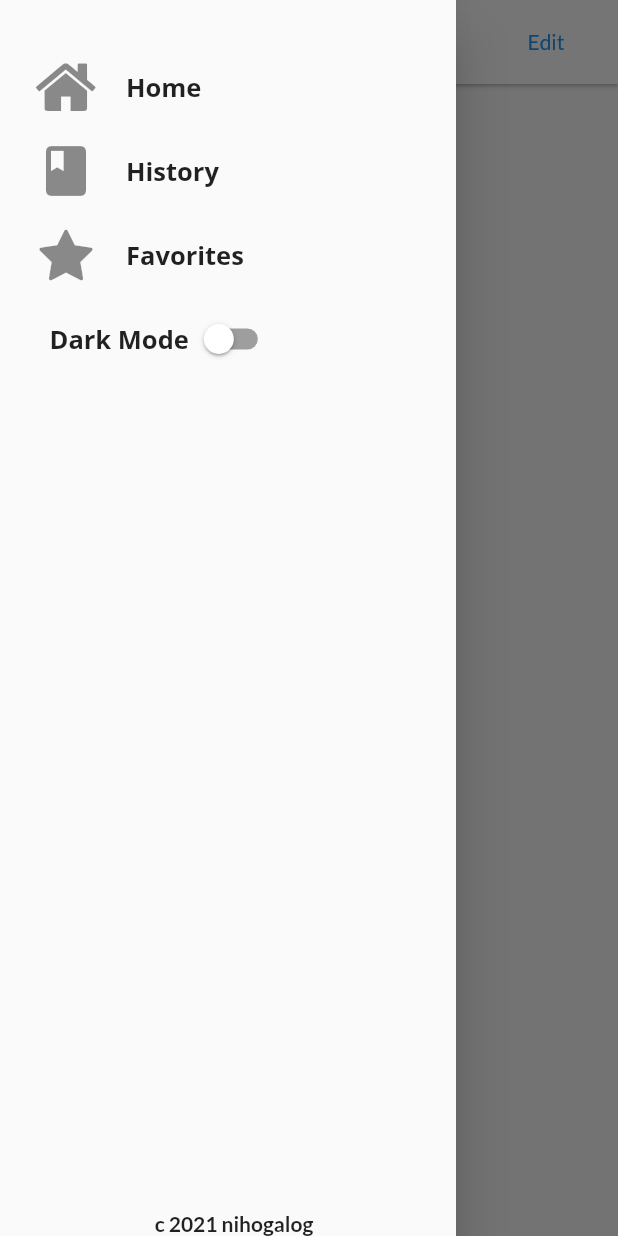
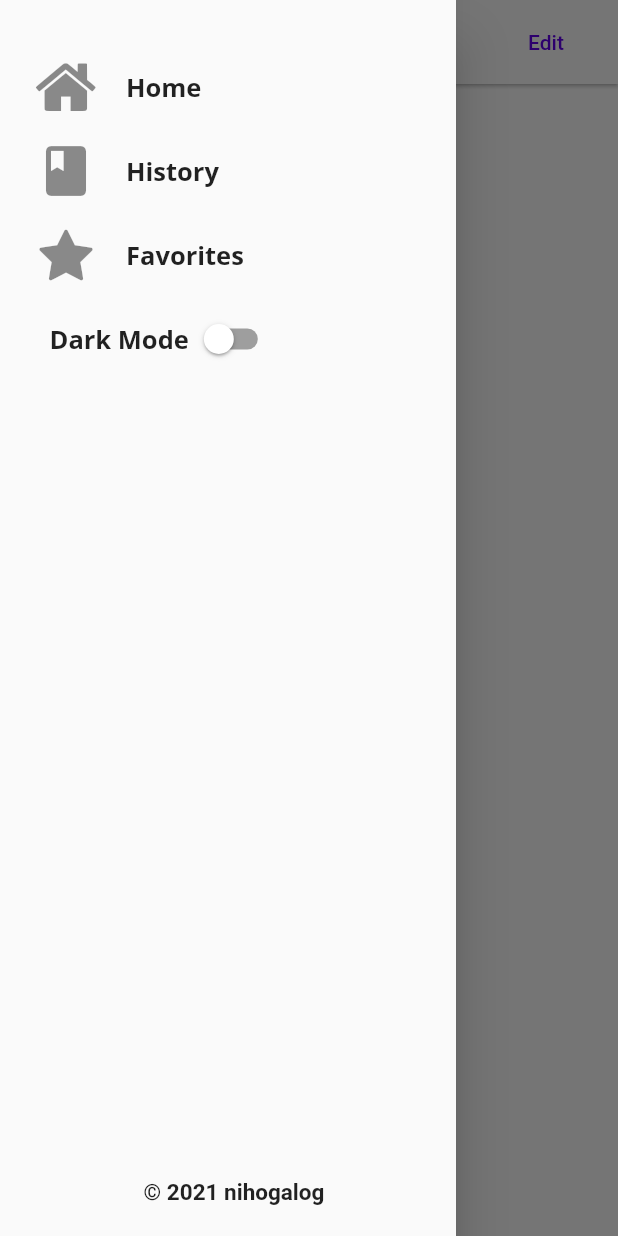
Before and after one commit to perfeclyImperfect/Nihogalog, a Flutter app: the FavoriteScreen screen opened by its route, with the side drawer open, on a phone screen of 412 x 824 dp. Run offline on Flutter 3.47's test engine with Material 2 defaults, Android fonts, the phone set to English and light mode, and no system bars; our stand-ins replace badges, camera, dio, flutter_dotenv, flutter_tts, get_it and 3 more; missing offline and left inert: flutter_sound_lite; accounts and stored records are empty; project files that could hold a hidden picture were left out.

Commit message:
added dark mode feature partially

```diff
--- a/frontend/lib/config/providers.dart
+++ b/frontend/lib/config/providers.dart
@@ -1,4 +1,3 @@
-import 'package:frontend/view_models/darkMode_view_model.dart';
 import 'package:frontend/view_models/history_view_model.dart';
 import 'package:frontend/view_models/languageTranslation_view_model.dart';
 import 'package:frontend/view_models/speech_view_model.dart';
@@ -16,9 +15,6 @@
       create: (_) => TranslatingViewModel(),
     ),
     ChangeNotifierProvider(
-      create: (_) => DarkModeViewModel(),
-    ),
-    ChangeNotifierProvider(
       create: (_) => LanguageTranslationViewModel(),
     ),
     ChangeNotifierProvider(
--- a/frontend/lib/models/services/darkModeSer.dart
+++ b/frontend/lib/models/services/darkModeSer.dart
@@ -1,4 +1,7 @@
+import 'package:flutter/material.dart';
+
 abstract class DarkModeSer {
   Future<bool> getDarkMode();
   Future<bool> toggle();
+  Future<ThemeMode> getMode();
 }
--- /dev/null
+++ b/frontend/lib/theme_provider.dart
@@ -0,0 +1,14 @@
+import 'package:flutter/material.dart';
+import 'package:frontend/utils/hexColor.dart';
+
+class MyThemes {
+  static final darkTheme = ThemeData(
+    scaffoldBackgroundColor: HexColor('#373c42'),
+    colorScheme: const ColorScheme.dark(),
+  );
+
+  static final lightTheme = ThemeData(
+    scaffoldBackgroundColor: Colors.white,
+    colorScheme: const ColorScheme.light(),
+  );
+}
--- a/frontend/lib/view_models/darkMode_view_model.dart
+++ b/frontend/lib/view_models/darkMode_view_model.dart
@@ -5,7 +5,10 @@
 class DarkModeViewModel extends ChangeNotifier {
   final darkModeService = locator<DarkModeSer>();
 
-  bool _darkmode = false;
+  bool? _darkmode;
+  ThemeMode? _themeMode;
+
+  ThemeMode? get getThemeMode => _themeMode;
 
   DarkModeViewModel() {
     init();
@@ -13,12 +16,15 @@
 
   void init() async {
     _darkmode = await darkModeService.getDarkMode();
+    _themeMode = await darkModeService.getMode();
 
     notifyListeners();
   }
 
   toggle(bool value) async {
     _darkmode = await darkModeService.toggle();
+
+    _themeMode = await darkModeService.getMode();
 
     notifyListeners();
   }
--- a/frontend/lib/views/components/drawer/drawer.dart
+++ b/frontend/lib/views/components/drawer/drawer.dart
@@ -43,11 +43,14 @@
               title: DarkMode(),
             ),
             const Expanded(
-              child: Align(
-                alignment: Alignment.bottomCenter,
-                child: Text(
-                  'c 2021 nihogalog',
-                  style: TextStyle(fontWeight: FontWeight.bold),
+              child: Padding(
+                padding: EdgeInsets.fromLTRB(0, 0, 0, 20),
+                child: Align(
+                  alignment: Alignment.bottomCenter,
+                  child: Text(
+                    '© 2021 nihogalog',
+                    style: TextStyle(fontWeight: FontWeight.bold, fontSize: 15),
+                  ),
                 ),
               ),
             )
--- a/frontend/lib/views/components/label/label.dart
+++ b/frontend/lib/views/components/label/label.dart
@@ -1,4 +1,6 @@
 import 'package:flutter/cupertino.dart';
+import 'package:google_fonts/google_fonts.dart';
+import 'package:flutter/material.dart';
 
 class HistoryLabel extends StatelessWidget {
   final Color color;
@@ -11,9 +13,10 @@
   Widget build(BuildContext context) {
     return Text(
       label,
-      style: TextStyle(
-        color: color,
+      style: GoogleFonts.openSans(
+        color: Colors.black,
         fontWeight: FontWeight.bold,
+        fontSize: 19,
       ),
     );
   }
--- a/frontend/lib/views/components/translationHeader/translationHeader.dart
+++ b/frontend/lib/views/components/translationHeader/translationHeader.dart
@@ -37,6 +37,7 @@
                   textStyle: Theme.of(context).textTheme.bodyLarge,
                   fontSize: 17,
                   fontWeight: FontWeight.w800,
+                  color: Colors.black,
                 ),
               ),
             ),
@@ -76,6 +77,7 @@
                     textStyle: Theme.of(context).textTheme.bodyLarge,
                     fontSize: 17,
                     fontWeight: FontWeight.w800,
+                    color: Colors.black,
                   ),
                 ),
               ),
```
Also changed, not shown: frontend/lib/models/servicesImp/darkModeServiceImp.dart (+8 -0 lines), frontend/lib/views/components/bottomNavigationBar/parts/bottomNavyItem.dart (+0 -11 lines), frontend/lib/views/components/list/CustomListTile.dart (+7 -5 lines), frontend/lib/views/screens/main.dart (+12 -8 lines).
